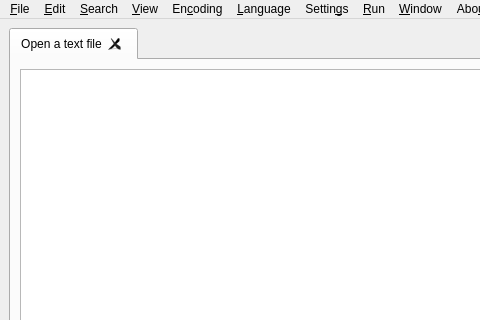
First picture: the form in mainwindow.ui, repository yousefvand/Notepad--, before the edit; both pictures show x 0 to 480 and y 0 to 320 of the 750 by 457 pixel window.
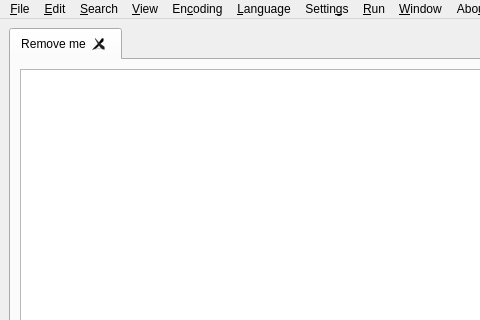
Second picture: the form after the edit.

Commit message: new menu & close modal window implemented

What changed in the file:
```diff
--- a/mainwindow.ui
+++ b/mainwindow.ui
@@ -28,7 +28,7 @@
       </property>
       <widget class="QWidget" name="filePath">
        <attribute name="title">
-        <string>Open a text file</string>
+        <string>Remove me</string>
        </attribute>
        <layout class="QVBoxLayout" name="verticalLayout_2">
         <item>
```
The commit also changes 5 other files.
